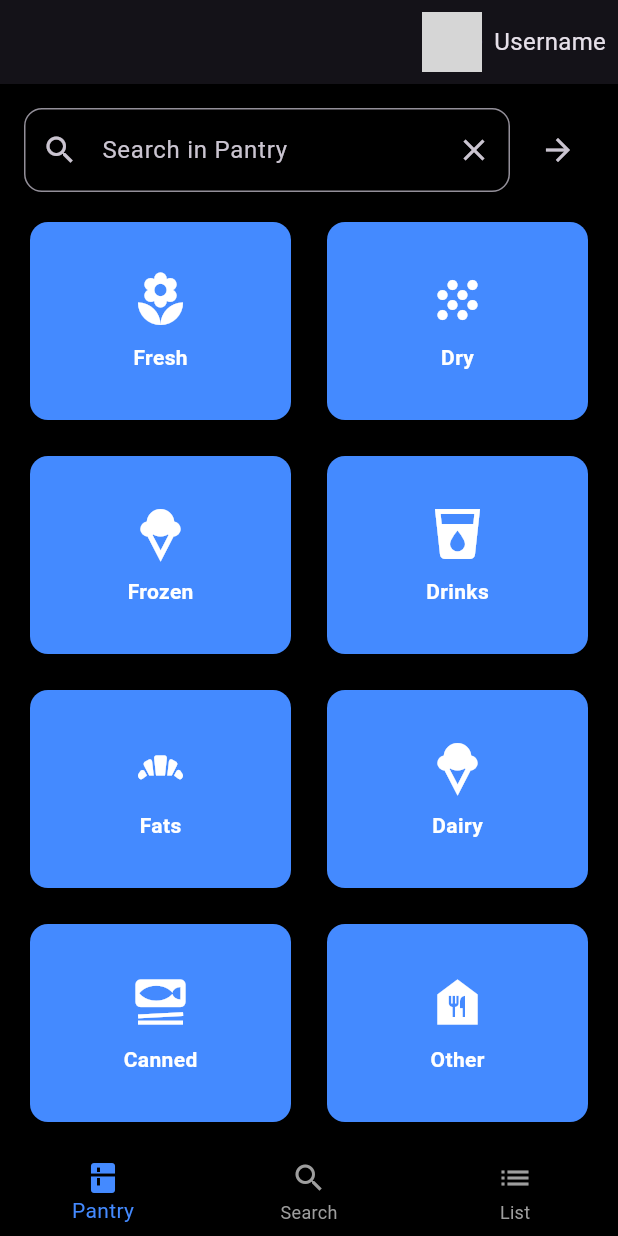
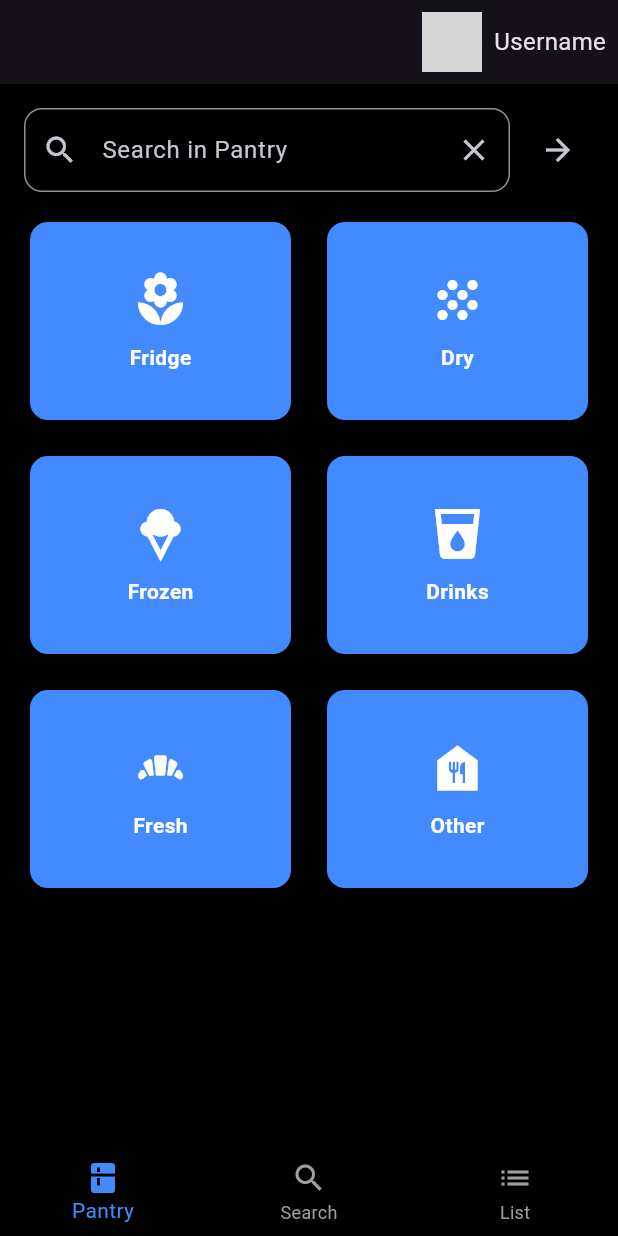
Before and after one commit to Preacher-Goldhand/pantry_mobile, a Flutter app: the screen it shows after launch, on a phone screen of 412 x 824 dp. Run offline on Flutter 3.47's test engine with Material 3 defaults, Android fonts, the phone set to English and light mode, and no system bars; missing offline and left inert: mongo_dart, qr_code_scanner; grey boxes are pictures that could not be loaded.

Commit message:
20231202_checkpoint_commit

```diff
--- a/lib/models/product.dart
+++ b/lib/models/product.dart
@@ -10,6 +10,7 @@ class Product {
   DateTime? expirationDate;
   String? barcode;
   int? quantityCount;
+  int? expirationDays;
 
   Product({
     this.id,
@@ -21,6 +22,7 @@ class Product {
     this.expirationDate,
     this.barcode,
     this.quantityCount,
+    this.expirationDays,
   });
 
   // Convert a Product object to a Map (Serialization)
@@ -35,6 +37,7 @@ class Product {
       'expirationDate': expirationDate?.toIso8601String(),
       'barcode': barcode,
       'quantityCount': quantityCount,
+      'expirationDays': expirationDays,
     };
   }
 
@@ -52,6 +55,7 @@ class Product {
           : null,
       barcode: map['barcode'],
       quantityCount: map['quantityCount'],
+      expirationDays: map['expirationDays'],
     );
   }
 }
--- a/lib/screens/category_screen.dart
+++ b/lib/screens/category_screen.dart
@@ -23,7 +23,6 @@ class _CategoryScreenState extends State<CategoryScreen> {
   }
 
   void _loadProducts() {
-    // Load products with the selected sorting option
     _productsFuture = MongoDBHelper.getProductsByCategory(
       widget.category,
       ascending: _sortOrder == 'Ascending', // Ascending if 'Ascending' selected
--- a/lib/screens/pantry_screen.dart
+++ b/lib/screens/pantry_screen.dart
@@ -94,13 +94,11 @@ class _PantryScreenState extends State<PantryScreen> {
                     mainAxisSpacing: 16.0,
                     childAspectRatio: 1.3,
                     children: [
-                      PantryTile(label: 'Fresh', icon: Icons.local_florist, category: 'Fresh'),
+                      PantryTile(label: 'Fridge', icon: Icons.local_florist, category: 'Fridge'),
                       PantryTile(label: 'Dry', icon: Icons.grain, category: 'Dry'),
                       PantryTile(label: 'Frozen', icon: Icons.icecream, category: 'Frozen'),
                       PantryTile(label: 'Drinks', icon: Icons.local_drink, category: 'Drinks'),
-                      PantryTile(label: 'Fats', icon: Icons.bakery_dining, category: 'Fats'),
-                      PantryTile(label: 'Dairy', icon: Icons.icecream, category: 'Dairy'),
-                      PantryTile(label: 'Canned', icon: Icons.set_meal, category: 'Canned'),
+                      PantryTile(label: 'Fresh', icon: Icons.bakery_dining, category: 'Fresh'),
                       PantryTile(label: 'Other', icon: Icons.food_bank, category: 'Other'),
                     ],
                   ),
--- a/lib/screens/search_screen.dart
+++ b/lib/screens/search_screen.dart
@@ -248,7 +248,7 @@ class _SearchScreenState extends State<SearchScreen> {
                       _selectedCategory = newValue;
                     });
                   },
-                  items: <String>['Fresh', 'Dry', 'Frozen', 'Drinks', 'Fats', 'Dairy', 'Canned', 'Other']
+                  items: <String>['Fridge', 'Dry', 'Frozen', 'Drinks', 'Fresh', 'Other']
                       .map<DropdownMenuItem<String>>((String value) {
                     return DropdownMenuItem<String>(
                       value: value,
```
